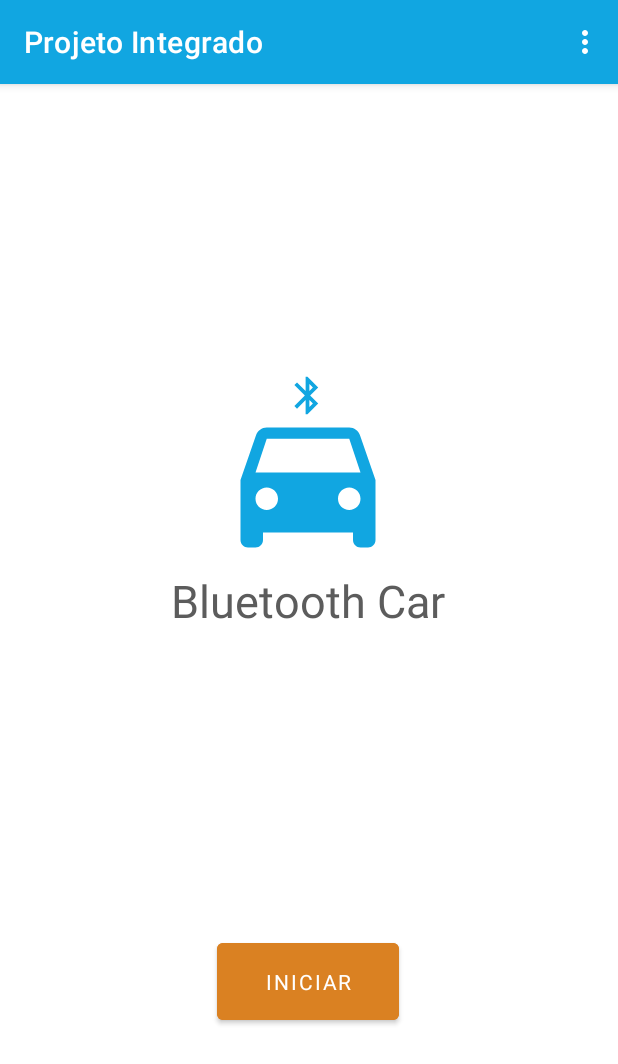
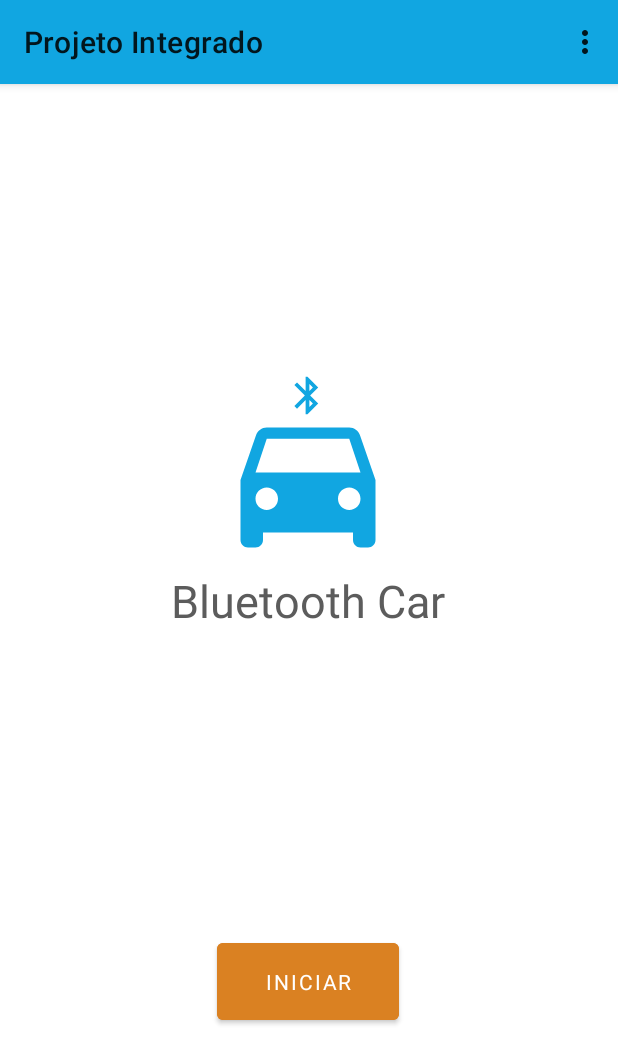
Before and after one commit to leosole/ProjetoIntegrado, an Android app: the screen it shows after launch (MainActivity), on a phone screen of 412 x 824 dp. Shown: the top 1064 px of the screen. Run offline under Robolectric (Android 15) with nearby library versions, the phone set to English and light mode, and no system bars; our stand-ins replace data binding, navigation-ui; Roboto replaces fonts that are not available here.

Commit message:
ajuste action bar

```diff
--- a/app/src/main/AndroidManifest.xml
+++ b/app/src/main/AndroidManifest.xml
@@ -4,7 +4,6 @@
 
     <uses-permission android:name="android.permission.BLUETOOTH" />
     <uses-permission android:name="android.permission.BLUETOOTH_ADMIN" />
-
     <application
         android:allowBackup="true"
         android:icon="@mipmap/ic_launcher"
@@ -13,7 +12,8 @@
         android:supportsRtl="true"
         android:theme="@style/Theme.ProjetoIntegrado"
         >
-        <activity android:name=".MainActivity">
+        <activity
+            android:name=".MainActivity">
             <intent-filter>
                 <action android:name="android.intent.action.MAIN" />
 
--- a/app/src/main/java/com/ufrj/projetointegrado/MainActivity.kt
+++ b/app/src/main/java/com/ufrj/projetointegrado/MainActivity.kt
@@ -15,7 +15,7 @@ class MainActivity : AppCompatActivity() {
     override fun onCreate(savedInstanceState: Bundle?) {
         super.onCreate(savedInstanceState)
         binding = DataBindingUtil.setContentView(this, R.layout.activity_main)
-
+        setSupportActionBar(binding.myToolbar)
     }
     fun showUpButton() {  // Mostra seta para voltar
         supportActionBar!!.setDisplayHomeAsUpEnabled(true)
--- a/app/src/main/res/layout/activity_main.xml
+++ b/app/src/main/res/layout/activity_main.xml
@@ -12,6 +12,16 @@
         android:layout_height="match_parent"
         android:orientation="vertical">
 
+        <androidx.appcompat.widget.Toolbar
+            android:id="@+id/my_toolbar"
+            android:layout_width="match_parent"
+            android:layout_height="?attr/actionBarSize"
+            android:background="?attr/colorPrimary"
+            android:elevation="4dp"
+            android:theme="@style/ThemeOverlay.AppCompat.ActionBar"
+            app:popupTheme="@style/ThemeOverlay.MyTheme"/>
+
+
         <androidx.fragment.app.FragmentContainerView
             android:id="@+id/navigation_fragment"
             android:name="androidx.navigation.fragment.NavHostFragment"
--- a/app/src/main/res/menu/overflow_menu.xml
+++ b/app/src/main/res/menu/overflow_menu.xml
@@ -1,7 +1,10 @@
 <?xml version="1.0" encoding="utf-8"?>
-<menu xmlns:android="http://schemas.android.com/apk/res/android">
+<menu
+    xmlns:android="http://schemas.android.com/apk/res/android"
+    android:background="@color/white">
 
     <item
         android:id="@+id/sobre_id"
-        android:title="@string/sobre" />
+        android:title="@string/sobre"
+        android:backgroundTint="@color/white"/>
 </menu>
--- a/app/src/main/res/values-night/themes.xml
+++ b/app/src/main/res/values-night/themes.xml
@@ -1,18 +1,19 @@
 <resources xmlns:tools="http://schemas.android.com/tools">
     <!-- Base application theme. -->
-    <style name="Theme.ProjetoIntegrado" parent="Theme.MaterialComponents.DayNight.DarkActionBar">
+    <style name="Theme.ProjetoIntegrado" parent="Theme.MaterialComponents.DayNight.NoActionBar">
         <!-- Primary brand color. -->
         <item name="colorPrimary">@color/blue</item>
-        <item name="colorPrimaryVariant">@color/blue_light</item>
-        <item name="colorOnPrimary">@color/black</item>
+        <item name="colorPrimaryVariant">@color/blue_dark</item>
+        <item name="colorOnPrimary">@color/white</item>
         <!-- Secondary brand color. -->
         <item name="colorSecondary">@color/orange</item>
-        <item name="colorSecondaryVariant">@color/grey_dark</item>
-        <item name="colorOnSecondary">@color/black</item>
+        <item name="colorSecondaryVariant">@color/grey_light</item>
+        <item name="colorOnSecondary">@color/grey_dark</item>
         <!-- Status bar color. -->
         <item name="android:statusBarColor" tools:targetApi="l">?attr/colorPrimaryVariant</item>
         <!-- Customize your theme here. -->
         <item name="fontFamily">@font/roboto</item>
-        <item name="android:windowTitleBackgroundStyle">@style/titulo</item>
     </style>
+
+
 </resources>
--- a/app/src/main/res/values/styles.xml
+++ b/app/src/main/res/values/styles.xml
@@ -21,4 +21,10 @@
     <style name="logo">
         <item name="android:fontFamily">@font/roboto_slab</item>
     </style>
+
+    <style name="ThemeOverlay.MyTheme" parent="ThemeOverlay.AppCompat.Light">
+        <item name="android:textColor">@color/black</item>
+        <item name="android:backgroundTint">@color/white</item>
+    </style>
+
 </resources>
--- a/app/src/main/res/values/themes.xml
+++ b/app/src/main/res/values/themes.xml
@@ -1,6 +1,6 @@
 <resources xmlns:tools="http://schemas.android.com/tools">
     <!-- Base application theme. -->
-    <style name="Theme.ProjetoIntegrado" parent="Theme.MaterialComponents.DayNight.DarkActionBar">
+    <style name="Theme.ProjetoIntegrado" parent="Theme.MaterialComponents.DayNight.NoActionBar">
         <!-- Primary brand color. -->
         <item name="colorPrimary">@color/blue</item>
         <item name="colorPrimaryVariant">@color/blue_dark</item>
@@ -14,4 +14,6 @@
         <!-- Customize your theme here. -->
         <item name="fontFamily">@font/roboto</item>
     </style>
+
+
 </resources>
--- a/build.gradle
+++ b/build.gradle
@@ -6,7 +6,7 @@ buildscript {
         jcenter()
     }
     dependencies {
-        classpath "com.android.tools.build:gradle:4.1.1"
+        classpath 'com.android.tools.build:gradle:4.2.0-beta03'
         classpath "org.jetbrains.kotlin:kotlin-gradle-plugin:$kotlin_version"
 
         // NOTE: Do not place your application dependencies here; they belong
```
Also changed, not shown: gradle/wrapper/gradle-wrapper.properties.
